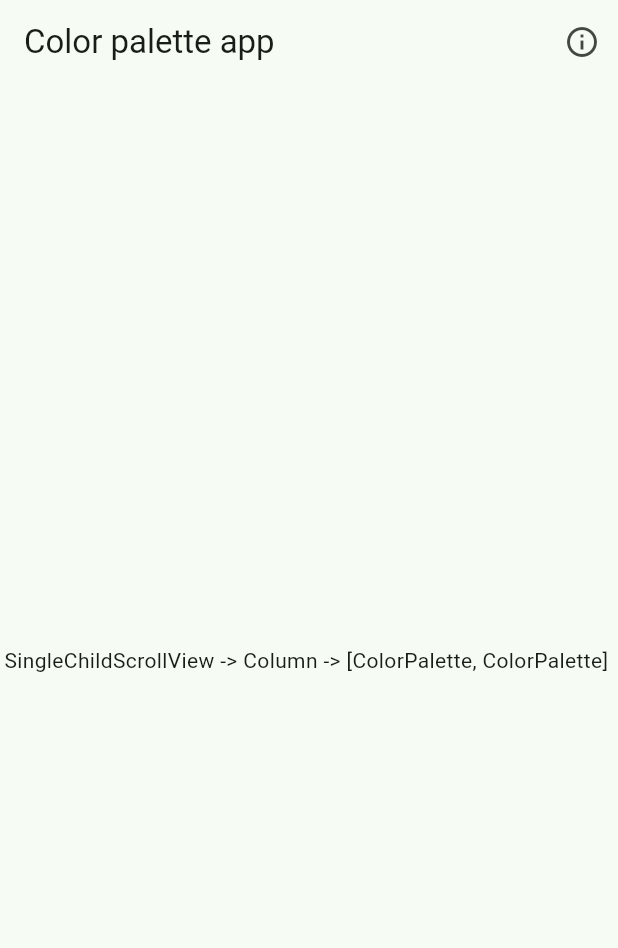
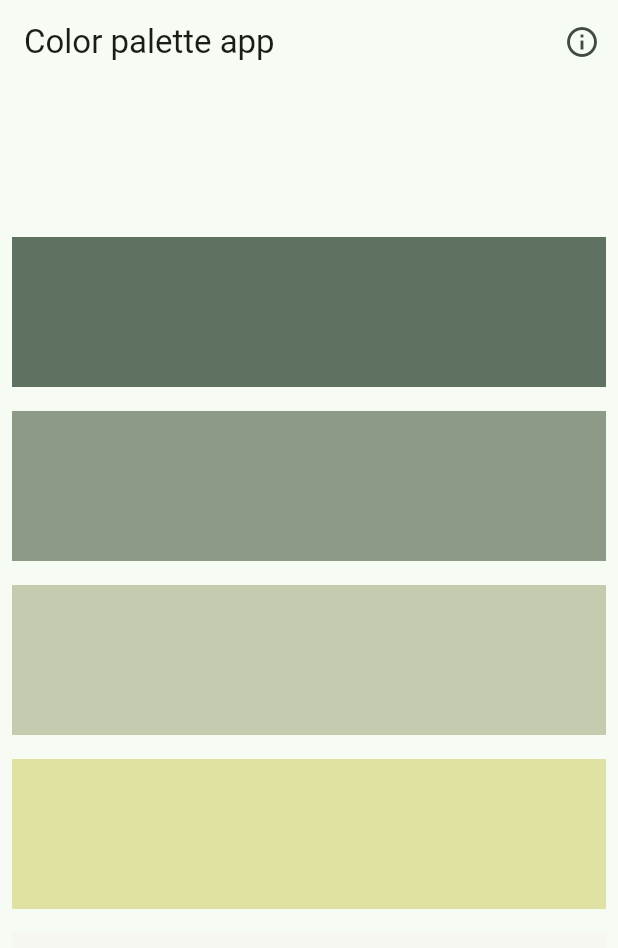
Before and after one commit to SJanna/f_color_palette, a Flutter app: the screen it shows after launch, on a phone screen of 412 x 824 dp. Shown: the top 948 px of the screen. Run offline on Flutter 3.47's test engine with Material 2 defaults, Android fonts, the phone set to English and light mode, and no system bars; our stand-ins replace get, loggy.

```diff
--- a/lib/ui/pages/color_selection_page.dart
+++ b/lib/ui/pages/color_selection_page.dart
@@ -25,9 +25,18 @@ class ColorSelectionPage extends StatelessWidget {
           ],
         ),
         // https://colorhunt.co/
-        body: (const Center(
-          child: Text(
-              "SingleChildScrollView -> Column -> [ColorPalette, ColorPalette] "),
+        body: (Center(
+          child: SingleChildScrollView(
+            child: Column(
+              children: [
+                ColorPalette(callback: showColor, baseColor: '5F7161'),
+                ColorPalette(callback: showColor, baseColor: '8D9A87'),
+                ColorPalette(callback: showColor, baseColor: 'C3CCAF'),
+                ColorPalette(callback: showColor, baseColor: 'E0E2A4'),
+                ColorPalette(callback: showColor, baseColor: 'F7F7F2'),
+              ],
+            ),
+          ),
         )));
   }
 
```
Also changed, not shown: 1 other file.
